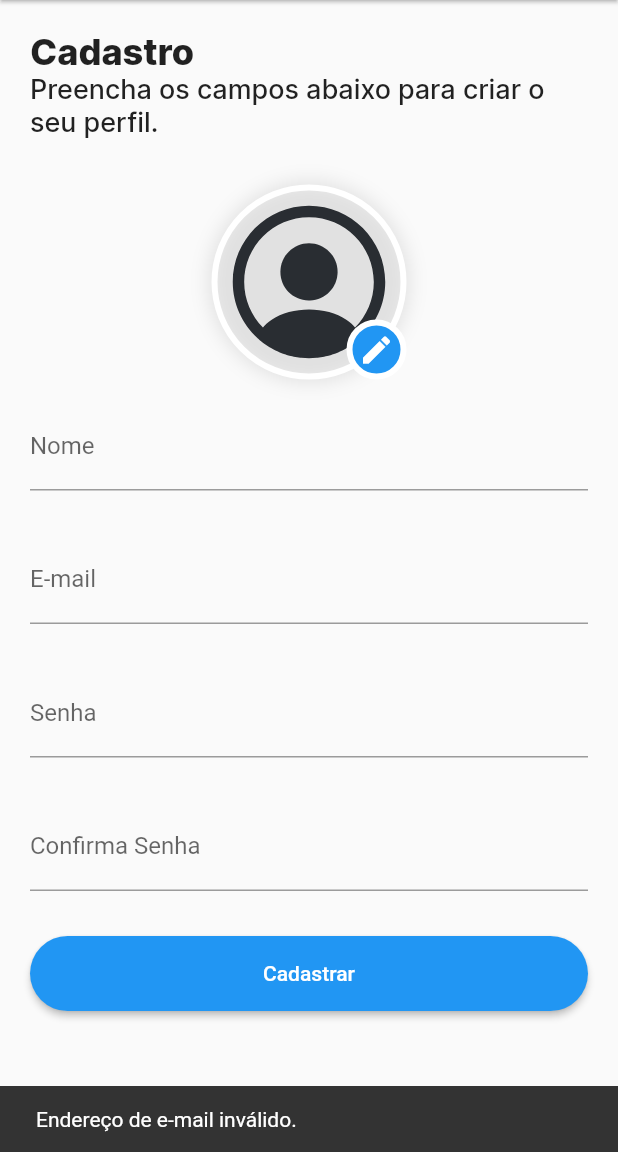
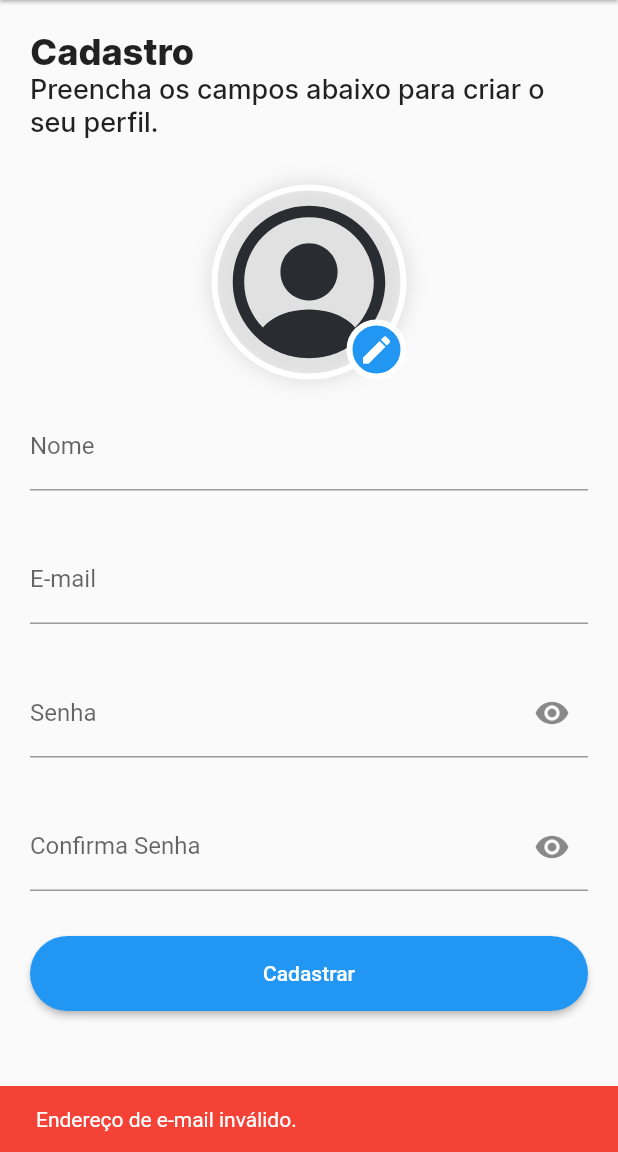
Before and after one commit to kaiossoares/TccMeAdote, a Flutter app: the RegisterPage screen opened by its route, after a tap on "Cadastrar", on a phone screen of 412 x 824 dp, the part 84-1236 px from its top. Run offline on Flutter 3.47's test engine with Material 2 defaults, Android fonts, the phone set to English and light mode, and no system bars; our stand-ins replace firebase_auth, firebase_core, firebase_storage, flutter_svg, image_picker; accounts and stored records are empty; project files that could hold a hidden picture were left out.

Commit message:
Complete register page

```diff
--- a/TccMeAdote/lib/app/pages/login/login_page.dart
+++ b/TccMeAdote/lib/app/pages/login/login_page.dart
@@ -59,7 +59,7 @@ class _LoginPageState extends State<LoginPage> {
                     const SizedBox(
                       height: 30,
                     ),
-                    PasswordFormField(context: context, controller: senhaController), // Correção aqui
+                    PasswordFormField(context: context, controller: senhaController),
                     const SizedBox(
                       height: 50,
                     ),
--- a/TccMeAdote/lib/app/pages/login/register_page.dart
+++ b/TccMeAdote/lib/app/pages/login/register_page.dart
@@ -22,15 +22,28 @@ class _RegisterPageState extends State<RegisterPage> {
   final TextEditingController nameController = TextEditingController();
   final TextEditingController emailController = TextEditingController();
   final TextEditingController senhaController = TextEditingController();
+  final TextEditingController confirmarSenhaController = TextEditingController();
   bool loading = false;
   String? imagePath;
   File? imageFile;
 
   void registrar() async {
     setState(() => loading = true);
+
     try {
+      if (senhaController.text != confirmarSenhaController.text) {
+        setState(() => loading = false);
+
+        ScaffoldMessenger.of(context).showSnackBar(
+          const SnackBar(
+            content: Text("As senhas não coincidem."),
+            backgroundColor: Colors.red,
+          ),
+        );
+        return;
+      }
+
       String imageUrl = '';
-
       if (imageFile != null) {
         imageUrl = await _firebaseStorageService.uploadProfileImage(imageFile!, 'profileImages');
       }
@@ -44,8 +57,12 @@ class _RegisterPageState extends State<RegisterPage> {
       );
     } on AuthException catch (e) {
       setState(() => loading = false);
-      ScaffoldMessenger.of(context)
-          .showSnackBar(SnackBar(content: Text(e.message)));
+      ScaffoldMessenger.of(context).showSnackBar(
+        SnackBar(
+          content: Text(e.message),
+          backgroundColor: Colors.red,
+        ),
+      );
     }
   }
 
@@ -152,17 +169,11 @@ class _RegisterPageState extends State<RegisterPage> {
         const SizedBox(
           height: 30,
         ),
-        TextFormField(
-          controller: senhaController,
-          decoration: const InputDecoration(labelText: 'Senha'),
-        ),
+        PasswordFormField(context: context, controller: senhaController, label: 'Senha'),
         const SizedBox(
           height: 30,
         ),
-        TextFormField(
-          decoration:
-          const InputDecoration(labelText: 'Confirma Senha'),
-        ),
+        PasswordFormField(context: context, controller: confirmarSenhaController, label: 'Confirma Senha'),
         const SizedBox(
           height: 30,
         ),
@@ -196,3 +207,38 @@ class _RegisterPageState extends State<RegisterPage> {
     );
   }
 }
+
+class PasswordFormField extends StatefulWidget {
+  final BuildContext context;
+  final TextEditingController controller;
+  final String label;
+
+  const PasswordFormField({Key? key, required this.context, required this.controller, required this.label})
+      : super(key: key);
+
+  @override
+  _PasswordFormFieldState createState() => _PasswordFormFieldState();
+}
+
+class _PasswordFormFieldState extends State<PasswordFormField> {
+  bool _isObscure = true;
+
+  @override
+  Widget build(BuildContext context) {
+    return TextFormField(
+      controller: widget.controller,
+      obscureText: _isObscure,
+      decoration: InputDecoration(
+        labelText: widget.label,
+        suffixIcon: IconButton(
+          icon: Icon(_isObscure ? Icons.visibility : Icons.visibility_off),
+          onPressed: () {
+            setState(() {
+              _isObscure = !_isObscure;
+            });
+          },
+        ),
+      ),
+    );
+  }
+}
```
